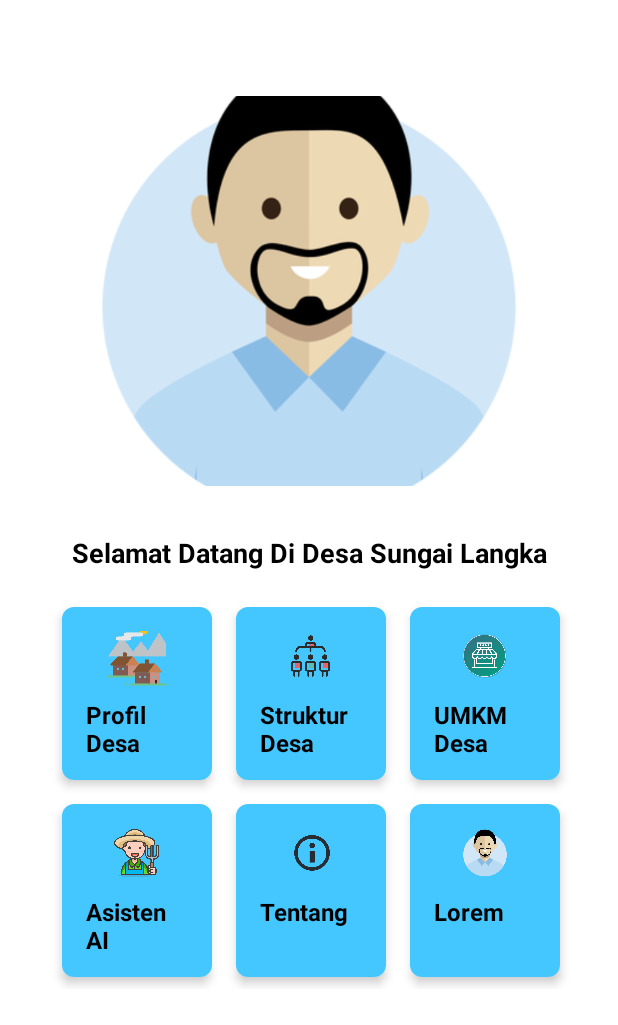
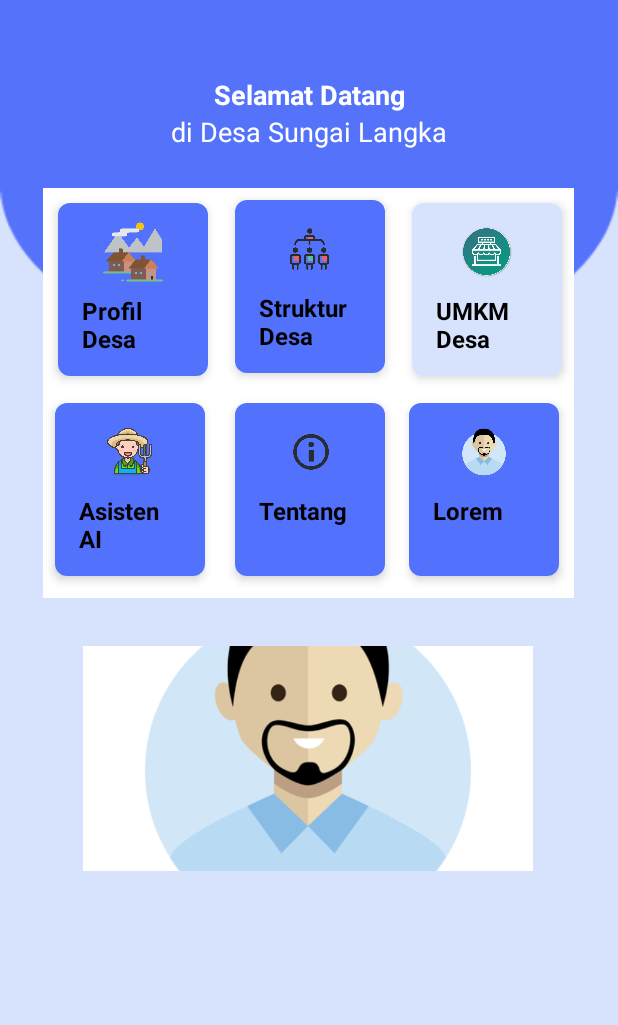
Before and after one commit to AlwaysMori/SmartVillage, an Android app built with Jetpack Compose: the screen it shows after launch (MainActivity), on a phone screen of 412 x 824 dp. Shown: the top 1025 px of the screen. Run offline under Robolectric (Android 15) with nearby library versions, the phone set to English and light mode, and no system bars.

Commit message:
update ui

```diff
--- /dev/null
+++ b/app/src/main/res/drawable/oval.xml
@@ -0,0 +1,4 @@
+<shape xmlns:android="http://schemas.android.com/apk/res/android"
+    android:shape="oval">
+    <solid android:color="@color/blue" /> <!-- Ganti warna sesuai kebutuhan -->
+</shape>
--- a/app/src/main/res/layout/activity_main.xml
+++ b/app/src/main/res/layout/activity_main.xml
@@ -1,54 +1,75 @@
 <?xml version="1.0" encoding="utf-8"?>
 <androidx.constraintlayout.widget.ConstraintLayout xmlns:android="http://schemas.android.com/apk/res/android"
     xmlns:app="http://schemas.android.com/apk/res-auto"
+    xmlns:tools="http://schemas.android.com/tools"
     android:layout_width="match_parent"
     android:layout_height="match_parent"
-    android:background="#FFFFFF"
-    android:padding="16dp">
+    android:background="@color/blue_light"
+    >
 
-    <androidx.viewpager2.widget.ViewPager2
-        android:id="@+id/bannerViewPager"
+    <LinearLayout
+        android:id="@+id/linearLayout"
         android:layout_width="match_parent"
-        android:layout_height="260dp"
-        android:layout_marginTop="48dp"
+        android:layout_height="239dp"
+        android:orientation="vertical"
+        app:layout_constraintStart_toStartOf="parent"
         app:layout_constraintEnd_toEndOf="parent"
-        app:layout_constraintHorizontal_bias="0.0"
-        app:layout_constraintStart_toStartOf="parent"
-        app:layout_constraintTop_toTopOf="parent" />
+        app:layout_constraintTop_toTopOf="parent">
+
+        <ImageView
+            android:id="@+id/imageView"
+            android:layout_width="match_parent"
+            android:layout_height="match_parent"
+            app:srcCompat="@drawable/desain" />
+
+
+    </LinearLayout>
 
     <TextView
-        android:id="@+id/titleTextView"
+        android:id="@+id/textView"
         android:layout_width="wrap_content"
         android:layout_height="wrap_content"
-        android:layout_marginTop="16dp"
-        android:padding="16dp"
-        android:text="Selamat Datang Di Desa Sungai Langka"
+        android:text="Selamat Datang"
+        android:textColor="@color/white"
+        android:textSize="18sp"
         android:textStyle="bold"
-        android:textColor="#000000"
-        android:textSize="18sp"
+        android:textAlignment="center"
+        app:layout_constraintBottom_toTopOf="@+id/buttonGrid"
         app:layout_constraintEnd_toEndOf="parent"
         app:layout_constraintStart_toStartOf="parent"
-        app:layout_constraintTop_toBottomOf="@id/bannerViewPager" />
-
-
+        app:layout_constraintTop_toTopOf="parent"
+        app:layout_constraintVertical_bias="0.5"
+        app:layout_constraintHorizontal_bias="0.5" />
+    <TextView
+        android:id="@+id/textView2"
+        android:layout_width="wrap_content"
+        android:layout_height="wrap_content"
+        android:text="di Desa Sungai Langka"
+        android:textColor="@color/white"
+        android:textSize="18sp"
+        android:textAlignment="center"
+        app:layout_constraintBottom_toTopOf="@+id/buttonGrid"
+        app:layout_constraintEnd_toEndOf="parent"
+        app:layout_constraintStart_toStartOf="parent"
+        app:layout_constraintTop_toTopOf="@id/textView" />
     <GridLayout
         android:id="@+id/buttonGrid"
-        android:layout_width="wrap_content"
-        android:layout_height="wrap_content"
-        android:alignmentMode="alignMargins"
+        android:layout_width="354dp"
+        android:layout_height="273dp"
+        android:background="@color/white"
         android:columnCount="3"
         android:rowCount="2"
         app:layout_constraintBottom_toBottomOf="parent"
         app:layout_constraintEnd_toEndOf="parent"
-        app:layout_constraintHorizontal_bias="0.533"
+        app:layout_constraintHorizontal_bias="0.491"
         app:layout_constraintStart_toStartOf="parent"
-        app:layout_constraintTop_toBottomOf="@id/titleTextView"
-        app:layout_constraintVertical_bias="0.0">
+        app:layout_constraintTop_toTopOf="@+id/textView"
+        app:layout_constraintVertical_bias="0.15">
 
         <androidx.cardview.widget.CardView
             android:layout_width="100dp"
             android:layout_height="115dp"
-            android:layout_margin="8dp"
+            android:layout_margin="10dp"
             app:cardCornerRadius="8dp"
             app:cardElevation="4dp">
 
@@ -58,7 +79,7 @@
                 android:background="@color/blue"
                 android:gravity="center"
                 android:orientation="vertical"
-                android:padding="16dp">
+                android:padding="10dp">
 
                 <ImageView
                     android:layout_width="40dp"
@@ -112,20 +133,21 @@
         <androidx.cardview.widget.CardView
             android:layout_width="100dp"
             android:layout_height="115dp"
-            android:layout_margin="8dp"
+            android:layout_margin="10dp"
+            android:background="@color/blue_light"
             app:cardCornerRadius="8dp"
             app:cardElevation="4dp">
 
             <LinearLayout
                 android:layout_width="match_parent"
                 android:layout_height="match_parent"
-                android:background="@color/blue"
+                android:background="@color/blue_light"
                 android:gravity="center"
                 android:orientation="vertical"
                 android:padding="16dp">
 
                 <ImageView
-                    android:layout_width="30dp"
+                    android:layout_width="34dp"
                     android:layout_height="40dp"
                     android:src="@drawable/umkm" />
 
@@ -240,4 +262,13 @@
 
     </GridLayout>
 
+    <androidx.viewpager2.widget.ViewPager2
+        android:id="@+id/bannerViewPager"
+        android:layout_width="300dp"
+        android:layout_height="150dp"
+        android:layout_marginTop="32dp"
+        app:layout_constraintEnd_toEndOf="parent"
+        app:layout_constraintHorizontal_bias="0.495"
+        app:layout_constraintStart_toStartOf="parent"
+        app:layout_constraintTop_toBottomOf="@+id/buttonGrid" />
 </androidx.constraintlayout.widget.ConstraintLayout>
--- a/app/src/main/res/values/colors.xml
+++ b/app/src/main/res/values/colors.xml
@@ -6,8 +6,11 @@
     <color name="white">#FFFFFFFF</color>
     <color name="white_transparent">#60FFFFFF</color>
     <color name="green_light">#8FD3A6</color>
-    <color name="blue">#44C7FF</color>
+    <color name="blue">#5271FD</color>
     <color name="black_overlay">#66000000</color>
     <color name="transparent">#00000000</color>
     <color name="green_light2">#8FD3A6</color>"
+    <color name="blue_light">#D7E3FC</color>"
+
+
 </resources>
```
Also changed, not shown: app/src/main/res/drawable/desain.png (added).
